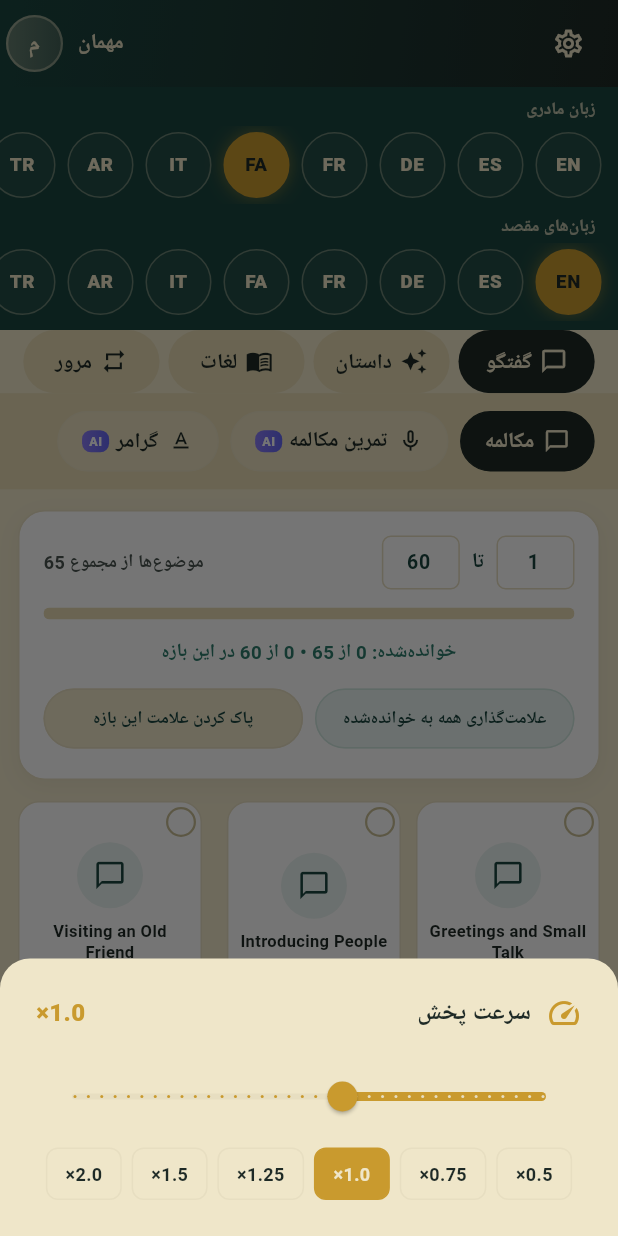
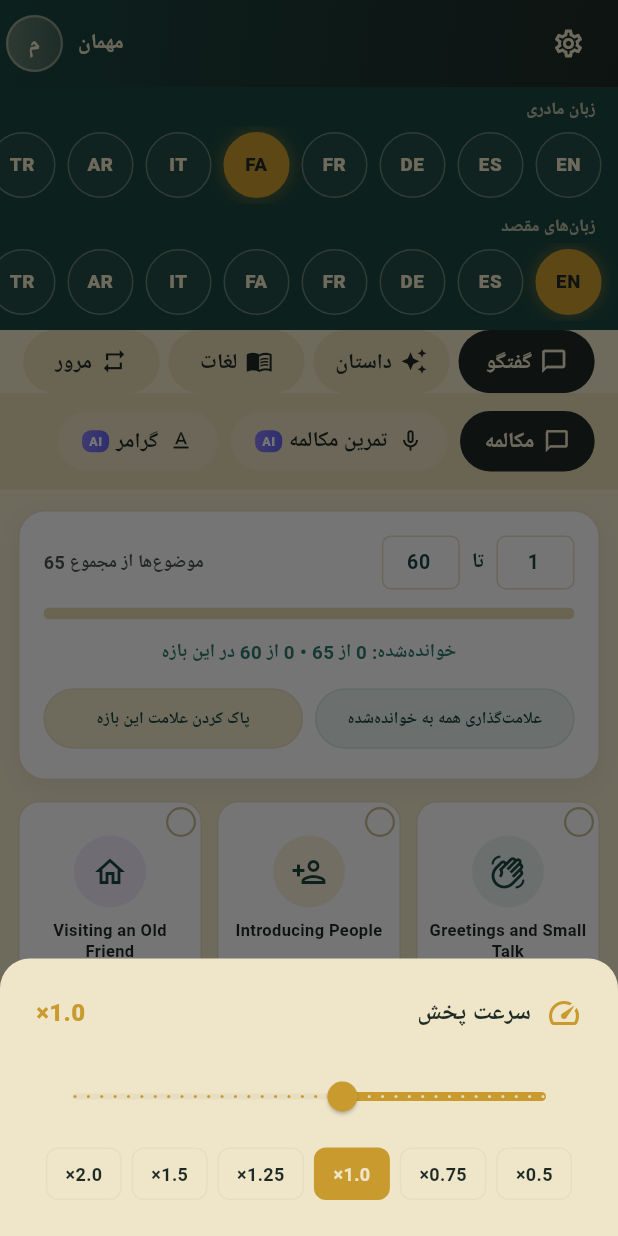
Before and after one commit to maryam1998/Zflut, a Flutter app: the ConversationsTab screen opened by its route, on a phone screen of 412 x 824 dp. Run offline on Flutter 3.47's test engine with Material 3 defaults, Android fonts, the phone set to English and light mode, and no system bars; our stand-ins replace dio, flutter_riverpod, flutter_tts, go_router, just_audio, shared_preferences and 1 more; accounts and stored records are empty; generated files the repository leaves out were written again; Roboto replaces fonts that are missing (Vazirmatn).

Commit message:
Update conversations_tab.dart

```diff
--- a/lib/features/tabs/conversations_tab.dart
+++ b/lib/features/tabs/conversations_tab.dart
@@ -7,6 +7,93 @@ import '../../core/providers/language_selection_provider.dart';
 import '../../core/providers/speech_provider.dart';
 import '../../core/providers/translation_provider.dart';
 import '../../core/theme/app_theme_colors.dart';
+
+// ═══════════════════════════════════════════════════════════════════
+// نگاشتِ موضوع → آیکون
+// ═══════════════════════════════════════════════════════════════════
+IconData iconForTopic(String topic) {
+  final t = topic.toLowerCase();
+
+  // روزمره
+  if (t.contains('greetings')) return Icons.waving_hand_outlined;
+  if (t.contains('introducing people')) return Icons.person_add_outlined;
+  if (t.contains('visiting an old friend')) return Icons.home_outlined;
+  if (t.contains('getting acquainted')) return Icons.question_answer_outlined;
+  if (t.contains('accepting or refusing')) return Icons.mark_email_read_outlined;
+  if (t.contains('invitations')) return Icons.mail_outline;
+  if (t.contains('saying goodbye')) return Icons.door_front_door_outlined;
+  if (t.contains('telephone')) return Icons.phone_outlined;
+  if (t.contains('transportation')) return Icons.directions_bus_outlined;
+  if (t.contains('gas station')) return Icons.local_gas_station_outlined;
+  if (t.contains('weather')) return Icons.cloud_outlined;
+  if (t.contains('restaurant') || t.contains('café') || t.contains('cafe')) return Icons.restaurant_outlined;
+  if (t.contains('shopping (clothes')) return Icons.shopping_bag_outlined;
+  if (t.contains('at a hotel')) return Icons.hotel_outlined;
+  if (t.contains('health and doctor')) return Icons.medical_services_outlined;
+  if (t.contains('directions') || t.contains('landmarks')) return Icons.explore_outlined;
+  if (t.contains('plans and free time') || t.contains('hobbies')) return Icons.palette_outlined;
+  if (t.contains('work and workplace')) return Icons.work_outline;
+  if (t.contains('time and appointments')) return Icons.schedule_outlined;
+  if (t.contains('expressing opinions')) return Icons.favorite_border;
+  if (t.contains('asking for help')) return Icons.help_outline;
+  if (t.contains('politeness and compliments')) return Icons.auto_awesome_outlined;
+  if (t.contains('travel and experiences')) return Icons.flight_outlined;
+  if (t.contains('apologies and forgiveness')) return Icons.handshake_outlined;
+  if (t.contains('family and cultural')) return Icons.groups_outlined;
+  if (t.contains('sports and fitness')) return Icons.fitness_center_outlined;
+  if (t.contains('technology and communication')) return Icons.laptop_outlined;
+  if (t.contains('holidays and celebrations')) return Icons.celebration_outlined;
+  if (t.contains('pets and animals')) return Icons.pets_outlined;
+  if (t.contains('learning a language')) return Icons.translate_outlined;
+  if (t.contains('emergency')) return Icons.emergency_outlined;
+  if (t.contains('city attractions')) return Icons.location_city_outlined;
+  if (t.contains('schools and education')) return Icons.school_outlined;
+  if (t.contains('money and expenses')) return Icons.account_balance_wallet_outlined;
+  if (t.contains('books and reading')) return Icons.menu_book_outlined;
+  if (t.contains('environment and nature')) return Icons.eco_outlined;
+  if (t.contains('cooking and recipes')) return Icons.restaurant_menu_outlined;
+  if (t.contains('movies and tv')) return Icons.movie_outlined;
+  if (t == 'music' || t.contains('|music|')) return Icons.music_note_outlined;
+  if (t.contains('banking and financial')) return Icons.account_balance_outlined;
+  if (t.contains('post office')) return Icons.local_post_office_outlined;
+  if (t.contains('neighbors and community')) return Icons.diversity_3_outlined;
+  if (t.contains('future plans and dreams')) return Icons.auto_awesome_outlined;
+  if (t.contains('memories and past')) return Icons.history_outlined;
+
+  // موضوعی (فارسی)
+  if (topic.contains('طبیعت')) return Icons.park_outlined;
+  if (topic.contains('احساسات')) return Icons.mood_outlined;
+  if (topic.contains('مذهب')) return Icons.menu_book_outlined;
+  if (topic.contains('خرید')) return Icons.storefront_outlined;
+  if (topic.contains('علوم')) return Icons.science_outlined;
+  if (topic.contains('مسائل اجتماعی')) return Icons.public_outlined;
+  if (topic.contains('فناوری')) return Icons.memory_outlined;
+  if (topic.contains('سفر و گردشگری')) return Icons.flight_takeoff_outlined;
+  if (topic.contains('غذا و آشپزی')) return Icons.soup_kitchen_outlined;
+  if (topic.contains('جنگ')) return Icons.shield_outlined;
+  if (topic.contains('شغل')) return Icons.work_outline;
+  if (topic.contains('شخصیت')) return Icons.fingerprint;
+  if (topic.contains('بدن انسان')) return Icons.favorite_outline;
+  if (topic.contains('کسب و کار')) return Icons.trending_up;
+  if (topic.contains('لباس و مد')) return Icons.checkroom_outlined;
+  if (topic.contains('جرم و قانون')) return Icons.gavel_outlined;
+  if (topic.contains('فرهنگ')) return Icons.temple_buddhist_outlined;
+  if (topic.contains('آموزش و تحصیل')) return Icons.school_outlined;
+  if (topic.contains('رسانه')) return Icons.newspaper_outlined;
+  if (topic.contains('حیوانات')) return Icons.pets_outlined;
+  if (topic.contains('خانه')) return Icons.home_outlined;
+
+  // پیش‌فرض
+  return Icons.chat_bubble_outline;
+}
+
+// رنگ‌های دایره‌ی آیکون — ۴ رنگ ملایم که بین کارت‌ها می‌چرخه
+const List<Color> _badgeColors = [
+  Color(0xFFEAF4F1), // سبز آبی
+  Color(0xFFFBF0DA), // کرم
+  Color(0xFFF3ECFB), // بنفش ملایم
+  Color(0xFFFBE9E4), // صورتی-نارنجی ملایم
+];
 
 class ConversationsTab extends ConsumerStatefulWidget {
   const ConversationsTab({super.key});
@@ -18,14 +105,11 @@ class ConversationsTab extends ConsumerStatefulWidget {
 class _ConversationsTabState extends ConsumerState<ConversationsTab> {
   String? _activeTopic;
   int? _openScenario;
-  String _levelFilter = 'all';
   String _query = '';
 
-  // بازه نمایش
   int _rangeFrom = 1;
   int _rangeTo = 60;
 
-  // خوانده‌شده
   final Set<String> _topicRead = {};
   final Set<String> _scenarioRead = {};
 
@@ -36,17 +120,13 @@ class _ConversationsTabState extends ConsumerState<ConversationsTab> {
 
     if (topics.isEmpty) {
       return Center(
-        child: Padding(
-          padding: const EdgeInsets.all(32),
         child: Text(
           'داده‌ای بارگذاری نشد',
           style: TextStyle(color: c.inkSoft, fontSize: 15),
         ),
-        ),
       );
     }
 
-    // فیلتر سرچ
     final filtered = topics.where((t) {
       if (_query.trim().isEmpty) return true;
       final q = _query.trim().toLowerCase();
@@ -69,8 +149,6 @@ class _ConversationsTabState extends ConsumerState<ConversationsTab> {
   }
 
   // ═══════════════════════════════════════════════════════════════════
-  // صفحه‌ی شبکه‌ی موضوعات
-  // ═══════════════════════════════════════════════════════════════════
   Widget _buildTopicsGrid(BuildContext context, List<ConversationTopic> topics) {
     final c = context.appColors;
     final total = topics.length;
@@ -84,18 +162,17 @@ class _ConversationsTabState extends ConsumerState<ConversationsTab> {
       );
     }
 
-    // تنظیم محدوده
     final from = _rangeFrom.clamp(1, total);
     final to = _rangeTo.clamp(from, total);
     final visible = topics.sublist(from - 1, to);
 
-    final readInRange = visible.where((t) => _topicRead.contains(t.topic)).length;
+    final readInRange =
+        visible.where((t) => _topicRead.contains(t.topic)).length;
     final readTotal = topics.where((t) => _topicRead.contains(t.topic)).length;
 
     return ListView(
       padding: const EdgeInsets.fromLTRB(12, 8, 12, 90),
       children: [
-        // ═══ کارت بازه + پیشرفت ═══
         _RangeCard(
           from: from,
           to: to,
@@ -119,10 +196,7 @@ class _ConversationsTabState extends ConsumerState<ConversationsTab> {
             });
           },
         ),
-
         const SizedBox(height: 14),
-
-        // ═══ شبکه‌ی موضوعات ═══
         GridView.builder(
           shrinkWrap: true,
           physics: const NeverScrollableScrollPhysics(),
@@ -130,7 +204,8 @@ class _ConversationsTabState extends ConsumerState<ConversationsTab> {
             crossAxisCount: 3,
             crossAxisSpacing: 10,
             mainAxisSpacing: 10,
-            childAspectRatio: 0.95,
+            // نسبت ارتفاع/عرض ثابت → اندازه‌ی همه یکسان
+            childAspectRatio: 0.85,
           ),
           itemCount: visible.length,
           itemBuilder: (_, i) {
@@ -138,6 +213,8 @@ class _ConversationsTabState extends ConsumerState<ConversationsTab> {
             final isRead = _topicRead.contains(topic.topic);
             return _TopicCard(
               topic: topic,
+              icon: iconForTopic(topic.topic),
+              badgeColor: _badgeColors[i % _badgeColors.length],
               isRead: isRead,
               onTap: () => setState(() {
                 _activeTopic = topic.topic;
@@ -158,15 +235,12 @@ class _ConversationsTabState extends ConsumerState<ConversationsTab> {
   }
 
   // ═══════════════════════════════════════════════════════════════════
-  // صفحه‌ی سناریوهای یک موضوع
-  // ═══════════════════════════════════════════════════════════════════
   Widget _buildTopicView(BuildContext context, ConversationTopic topic) {
     final c = context.appColors;
 
     return ListView(
       padding: const EdgeInsets.fromLTRB(12, 8, 12, 90),
       children: [
-        // ═══ دکمه‌ی بازگشت ═══
         InkWell(
           onTap: () => setState(() {
             _activeTopic = null;
@@ -191,11 +265,9 @@ class _ConversationsTabState extends ConsumerState<ConversationsTab> {
           ),
         ),
         const SizedBox(height: 8),
-
-        // ═══ هدر موضوع ═══
         Row(
           children: [
-            Icon(Icons.chat_bubble_outline, size: 22, color: c.teal),
+            Icon(iconForTopic(topic.topic), size: 22, color: c.teal),
             const SizedBox(width: 10),
             Expanded(
               child: Text(
@@ -210,8 +282,6 @@ class _ConversationsTabState extends ConsumerState<ConversationsTab> {
           ],
         ),
         const SizedBox(height: 12),
-
-        // ═══ سناریوها ═══
         ...List.generate(topic.scenarios.length, (i) {
           final sc = topic.scenarios[i];
           final isOpen = _openScenario == i;
@@ -237,7 +307,7 @@ class _ConversationsTabState extends ConsumerState<ConversationsTab> {
 }
 
 // ═══════════════════════════════════════════════════════════════════
-// کارت بازه + پیشرفت
+// کارت بازه
 // ═══════════════════════════════════════════════════════════════════
 class _RangeCard extends StatefulWidget {
   final int from;
@@ -313,7 +383,6 @@ class _RangeCardState extends State<_RangeCard> {
       child: Column(
         crossAxisAlignment: CrossAxisAlignment.stretch,
         children: [
-          // ردیف بازه
           Row(
             children: [
               _NumberField(
@@ -326,7 +395,9 @@ class _RangeCardState extends State<_RangeCard> {
                 },
               ),
               const SizedBox(width: 8),
-              Text('تا', style: TextStyle(color: c.teal, fontSize: 14, fontWeight: FontWeight.w700)),
+              Text('تا',
+                  style: TextStyle(
+                      color: c.teal, fontSize: 14, fontWeight: FontWeight.w700)),
               const SizedBox(width: 8),
               _NumberField(
                 controller: _toCtrl,
@@ -348,10 +419,7 @@ class _RangeCardState extends State<_RangeCard> {
               ),
             ],
           ),
-
           const SizedBox(height: 12),
-
-          // نوار پیشرفت
           ClipRRect(
             borderRadius: BorderRadius.circular(99),
             child: LinearProgressIndicator(
@@ -361,23 +429,17 @@ class _RangeCardState extends State<_RangeCard> {
               valueColor: AlwaysStoppedAnimation(c.teal),
             ),
           ),
-
           const SizedBox(height: 12),
-
-          // متن پیشرفت
           Text(
             'خوانده‌شده: ${widget.readTotal} از ${widget.total} • ${widget.readInRange} از ${widget.to - widget.from + 1} در این بازه',
             textAlign: TextAlign.center,
-            style: TextStyle(
-              color: const Color(0xFF2E7D6C),
+            style: const TextStyle(
+              color: Color(0xFF2E7D6C),
               fontSize: 12.5,
               fontWeight: FontWeight.w600,
             ),
           ),
-
           const SizedBox(height: 12),
-
-          // دکمه‌ها
           Row(
             children: [
               Expanded(
@@ -392,7 +454,7 @@ class _RangeCardState extends State<_RangeCard> {
                     'علامت‌گذاری همه به خوانده‌شده',
                     style: TextStyle(
                       color: c.teal,
-                      fontSize: 11.5,
+                      fontSize: 11,
                       fontWeight: FontWeight.w700,
                     ),
                   ),
@@ -411,7 +473,7 @@ class _RangeCardState extends State<_RangeCard> {
                     'پاک کردن علامت این بازه',
                     style: TextStyle(
                       color: c.teal,
-                      fontSize: 11.5,
+                      fontSize: 11,
                       fontWeight: FontWeight.w700,
                     ),
                   ),
@@ -448,7 +510,8 @@ class _NumberField extends StatelessWidget {
         ),
         decoration: InputDecoration(
           isDense: true,
-          contentPadding: const EdgeInsets.symmetric(vertical: 8, horizontal: 6),
+          contentPadding:
+              const EdgeInsets.symmetric(vertical: 8, horizontal: 6),
           border: OutlineInputBorder(
             borderRadius: BorderRadius.circular(6),
             borderSide: BorderSide(color: c.cardBorder),
@@ -468,16 +531,20 @@ class _NumberField extends StatelessWidget {
 }
 
 // ═══════════════════════════════════════════════════════════════════
-// کارت موضوع
+// کارت موضوع — آیکون اختصاصی، اندازه‌ی ثابت
 // ═══════════════════════════════════════════════════════════════════
 class _TopicCard extends StatelessWidget {
   final ConversationTopic topic;
+  final IconData icon;
+  final Color badgeColor;
   final bool isRead;
   final VoidCallback onTap;
   final VoidCallback onToggleRead;
 
   const _TopicCard({
     required this.topic,
+    required this.icon,
+    required this.badgeColor,
     required this.isRead,
     required this.onTap,
     required this.onToggleRead,
@@ -491,8 +558,10 @@ class _TopicCard extends StatelessWidget {
       onTap: onTap,
       child: Stack(
         children: [
-          Container(
-            padding: const EdgeInsets.all(8),
+          // بدنه کارت — کل ارتفاع رو پر می‌کنه
+          Positioned.fill(
+            child: Container(
+              padding: const EdgeInsets.fromLTRB(6, 22, 6, 8),
               decoration: BoxDecoration(
                 color: isRead ? const Color(0xFFF8F2DE) : Colors.white,
                 borderRadius: BorderRadius.circular(14),
@@ -504,29 +573,32 @@ class _TopicCard extends StatelessWidget {
               child: Column(
                 mainAxisAlignment: MainAxisAlignment.center,
                 children: [
-                const SizedBox(height: 6),
+                  // دایره آیکون
                   Container(
-                  width: 44,
-                  height: 44,
+                    width: 48,
+                    height: 48,
                     decoration: BoxDecoration(
                       shape: BoxShape.circle,
                       color: isRead
                           ? Colors.white.withOpacity(0.7)
-                        : const Color(0xFFEAF4F1),
+                          : badgeColor,
                     ),
                     alignment: Alignment.center,
                     child: Icon(
-                    Icons.chat_bubble_outline,
-                    size: 22,
+                      icon,
+                      size: 24,
                       color: isRead ? const Color(0xFF2E7D6C) : c.teal,
                     ),
                   ),
                   const SizedBox(height: 8),
-                Flexible(
+                  // عنوان — همیشه ۲ خط رزرو می‌کنه برای یکسانی اندازه
+                  Expanded(
+                    child: Align(
+                      alignment: Alignment.topCenter,
                       child: Text(
                         topic.topic,
                         textAlign: TextAlign.center,
-                    maxLines: 3,
+                        maxLines: 2,
                         overflow: TextOverflow.ellipsis,
                         style: TextStyle(
                           color: c.ink,
@@ -536,10 +608,12 @@ class _TopicCard extends StatelessWidget {
                         ),
                       ),
                     ),
+                  ),
                 ],
               ),
             ),
-          // دایره‌ی خوانده‌شده — بالا-راست
+          ),
+          // دایره‌ی خوانده‌شده — گوشه بالا-راست
           Positioned(
             top: 4,
             right: 4,
@@ -560,8 +634,7 @@ class _TopicCard extends StatelessWidget {
                 ),
                 alignment: Alignment.center,
                 child: isRead
-                    ? const Icon(Icons.check,
-                        size: 11, color: Colors.white)
+                    ? const Icon(Icons.check, size: 11, color: Colors.white)
                     : null,
               ),
             ),
@@ -573,7 +646,7 @@ class _TopicCard extends StatelessWidget {
 }
 
 // ═══════════════════════════════════════════════════════════════════
-// کارت سناریو
+// کارت سناریو (بدون تغییر)
 // ═══════════════════════════════════════════════════════════════════
 class _ScenarioCard extends StatelessWidget {
   final ConversationScenario scenario;
@@ -605,7 +678,6 @@ class _ScenarioCard extends StatelessWidget {
       ),
       child: Column(
         children: [
-          // هدر سناریو
           InkWell(
             onTap: onToggle,
             borderRadius: BorderRadius.circular(14),
@@ -613,7 +685,6 @@ class _ScenarioCard extends StatelessWidget {
               padding: const EdgeInsets.all(13),
               child: Row(
                 children: [
-                  // چک‌باکس خوانده‌شده
                   GestureDetector(
                     onTap: onToggleRead,
                     child: Container(
@@ -675,27 +746,20 @@ class _ScenarioCard extends StatelessWidget {
               ),
             ),
           ),
-
-          // محتوای سناریو
           if (isOpen) ...[
             const Divider(height: 1),
-
-            // speakerA
             if (scenario.speakerA.isNotEmpty)
               _SpeakerBox(
                 title: 'می‌شنوی',
                 color: c.teal,
                 lines: scenario.speakerA,
               ),
-
-            // speakerB
             if (scenario.speakerB.isNotEmpty)
               _SpeakerBox(
                 title: 'می‌گی',
                 color: c.gold,
                 lines: scenario.speakerB,
               ),
-
             const SizedBox(height: 10),
           ],
         ],
@@ -704,8 +768,6 @@ class _ScenarioCard extends StatelessWidget {
   }
 }
 
-// ═══════════════════════════════════════════════════════════════════
-// بخش speaker (می‌شنوی / می‌گی)
 // ═══════════════════════════════════════════════════════════════════
 class _SpeakerBox extends ConsumerWidget {
   final String title;
@@ -757,8 +819,6 @@ class _SpeakerBox extends ConsumerWidget {
 }
 
 // ═══════════════════════════════════════════════════════════════════
-// ردیف خط مکالمه — با آیکون صدا وصل
-// ═══════════════════════════════════════════════════════════════════
 class _LineRow extends ConsumerWidget {
   final ConversationLine line;
   const _LineRow({required this.line});
@@ -769,7 +829,6 @@ class _LineRow extends ConsumerWidget {
     final ctrl = ref.read(speechControllerProvider.notifier);
     final sel = ref.watch(languageSelectionProvider);
 
-    // زبان‌های نمایش
     final langsToShow = <String>[
       if (sel.native != 'en') sel.native,
       ...sel.targets.where((t) => t != 'en'),
@@ -786,14 +845,13 @@ class _LineRow extends ConsumerWidget {
       child: Column(
         crossAxisAlignment: CrossAxisAlignment.stretch,
         children: [
-          // متن انگلیسی — LTR
           Directionality(
             textDirection: TextDirection.ltr,
             child: Row(
               children: [
                 Container(
-                  padding: const EdgeInsets.symmetric(
-                      horizontal: 5, vertical: 1.5),
+                  padding:
+                      const EdgeInsets.symmetric(horizontal: 5, vertical: 1.5),
                   decoration: BoxDecoration(
                     color: c.paperDark,
                     borderRadius: BorderRadius.circular(5),
@@ -821,7 +879,6 @@ class _LineRow extends ConsumerWidget {
                     textAlign: TextAlign.left,
                   ),
                 ),
-                // 🔊 — آیکون صدا وصل
                 InkWell(
                   onTap: () => ctrl.toggle(line.en, 'en'),
                   borderRadius: BorderRadius.circular(20),
@@ -837,8 +894,6 @@ class _LineRow extends ConsumerWidget {
               ],
             ),
           ),
-
-          // ترجمه‌ها
           ...langsToShow.map((code) {
             final knownText = code == 'fa' ? line.fa : null;
             return _TranslationLine(
@@ -853,8 +908,6 @@ class _LineRow extends ConsumerWidget {
   }
 }
 
-// ═══════════════════════════════════════════════════════════════════
-// ردیف ترجمه — با 🔊 وصل
 // ═══════════════════════════════════════════════════════════════════
 class _TranslationLine extends ConsumerWidget {
   final String en;
@@ -872,12 +925,10 @@ class _TranslationLine extends ConsumerWidget {
     final c = context.appColors;
     final ctrl = ref.read(speechControllerProvider.notifier);
 
-    // فارسی — از دیتا
     if (knownText != null && knownText!.isNotEmpty) {
       return _build(c, ctrl, knownText!);
     }
 
-    // بقیه — از provider
     final async = ref.watch(
       translationProvider(
           (text: en, to: langCode, from: 'en', verify: false)),
```
Lines whose indentation alone changed are shown as unchanged.
